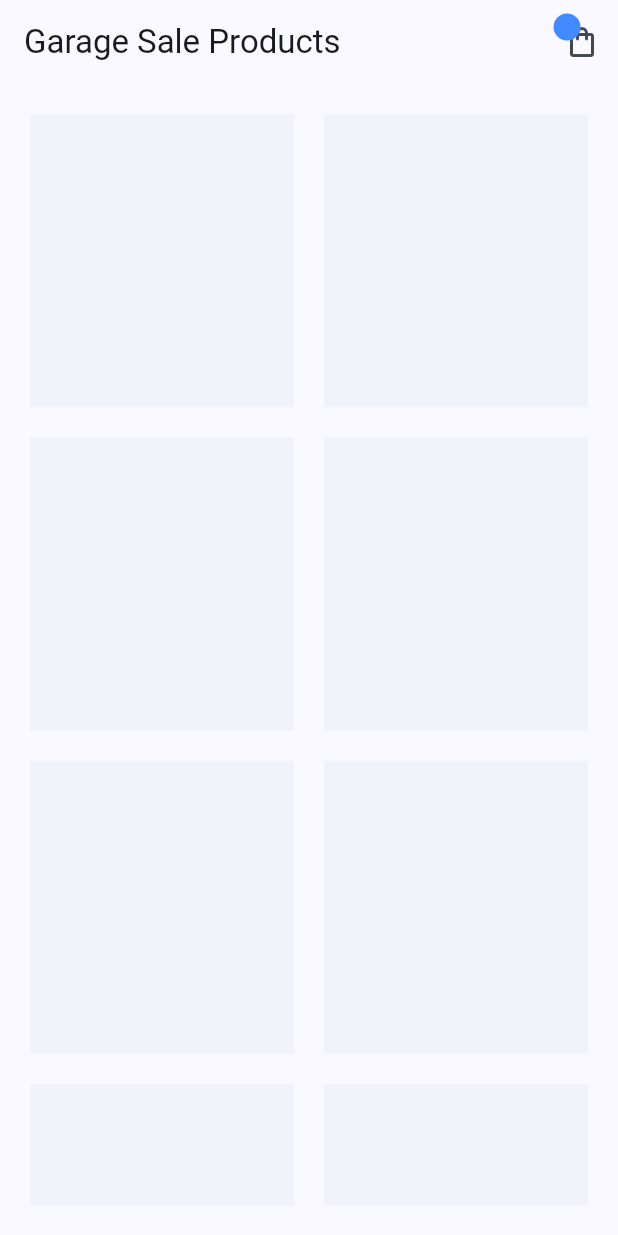
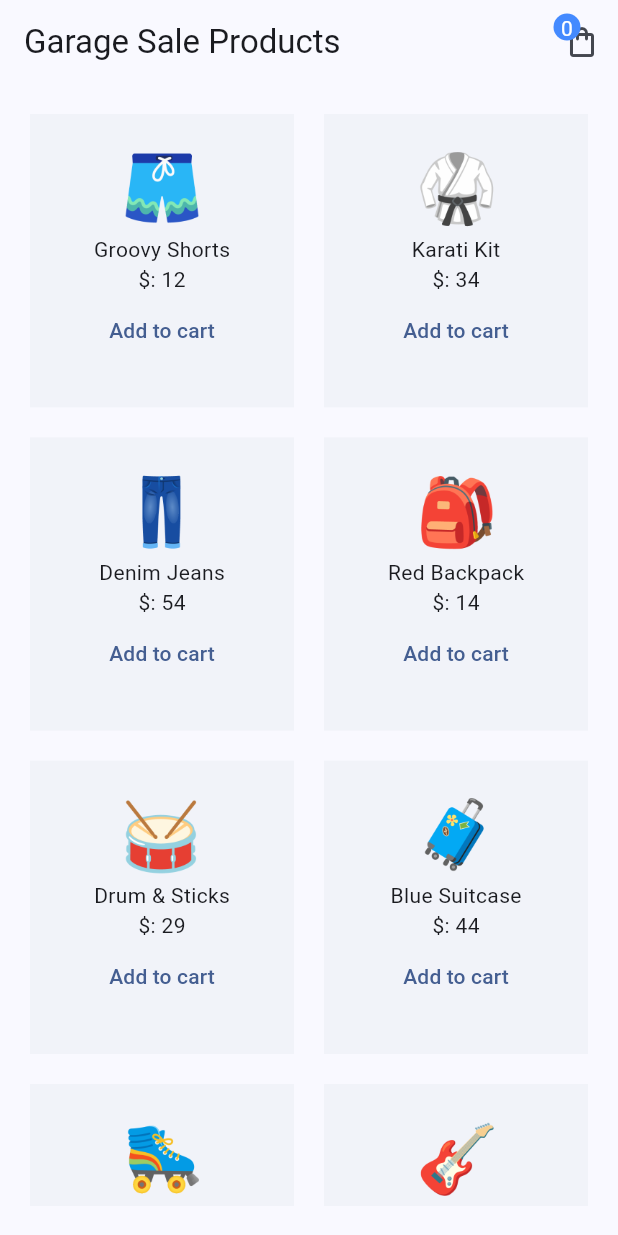
Before and after one commit to Cantuario2/flutter_riverpod, a Flutter app: the screen it shows after launch, on a phone screen of 412 x 824 dp. Run offline on Flutter 3.47's test engine with Material 3 defaults, Android fonts, the phone set to English and light mode, and no system bars; our stand-ins replace flutter_riverpod, riverpod_annotation; generated files the repository leaves out were written again.

Commit message:
20240505_CartStatesAndTotals

```diff
--- a/lib/main.dart
+++ b/lib/main.dart
@@ -1,8 +1,9 @@
 import 'package:flutter/material.dart';
+import 'package:flutter_riverpod/flutter_riverpod.dart';
 import 'package:flutter_riverpod_sample/screens/home/home_screen.dart';
 
 void main() {
-  runApp(const FlutterRiverpod());
+  runApp(const ProviderScope(child: FlutterRiverpod()));
 }
 
 class FlutterRiverpod extends StatelessWidget {
--- a/lib/screens/home/home_screen.dart
+++ b/lib/screens/home/home_screen.dart
@@ -1,11 +1,17 @@
 import 'package:flutter/material.dart';
+import 'package:flutter_riverpod/flutter_riverpod.dart';
+import 'package:flutter_riverpod_sample/providers/cart_provider.dart';
+import 'package:flutter_riverpod_sample/providers/products_provider.dart';
 import 'package:flutter_riverpod_sample/shared/cart_icon.dart';
 
-class HomeScreen extends StatelessWidget {
+class HomeScreen extends ConsumerWidget {
   const HomeScreen({super.key});
 
   @override
-  Widget build(BuildContext context) {
+  Widget build(BuildContext context, WidgetRef ref) {
+    final allProducts = ref.watch(productsProvider);
+    final cartProducts = ref.watch(cartNotifierProvider);
+
     return Scaffold(
       appBar: AppBar(
         title: const Text('Garage Sale Products'),
@@ -14,7 +20,7 @@ class HomeScreen extends StatelessWidget {
       body: Padding(
         padding: const EdgeInsets.all(20),
         child: GridView.builder(
-          itemCount: 8,
+          itemCount: allProducts.length,
           gridDelegate: const SliverGridDelegateWithFixedCrossAxisCount(
             crossAxisCount: 2,
             mainAxisSpacing: 20,
@@ -25,6 +31,35 @@ class HomeScreen extends StatelessWidget {
             return Container(
               padding: const EdgeInsets.all(20),
               color: Colors.blueGrey.withOpacity(0.05),
+              child: Column(
+                children: [
+                  Image.asset(
+                    allProducts[index].image,
+                    width: 60,
+                    height: 60,
+                  ),
+                  Text(allProducts[index].title),
+                  Text('\$: ${allProducts[index].price}'),
+                  if (cartProducts.contains(allProducts[index]))
+                    TextButton(
+                      onPressed: () {
+                        ref
+                            .read(cartNotifierProvider.notifier)
+                            .removeProducts(allProducts[index]);
+                      },
+                      child: const Text('Remove from cart'),
+                    ),
+                  if (!cartProducts.contains(allProducts[index]))
+                    TextButton(
+                      onPressed: () {
+                        ref
+                            .read(cartNotifierProvider.notifier)
+                            .addProduct(allProducts[index]);
+                      },
+                      child: const Text('Add to cart'),
+                    ),
+                ],
+              ),
             );
           },
         ),
--- a/lib/shared/cart_icon.dart
+++ b/lib/shared/cart_icon.dart
@@ -1,11 +1,15 @@
 import 'package:flutter/material.dart';
+import 'package:flutter_riverpod/flutter_riverpod.dart';
+import 'package:flutter_riverpod_sample/providers/cart_provider.dart';
 import 'package:flutter_riverpod_sample/screens/cart/cart_screen.dart';
 
-class CartIcon extends StatelessWidget {
+class CartIcon extends ConsumerWidget {
   const CartIcon({super.key});
 
   @override
-  Widget build(BuildContext context) {
+  Widget build(BuildContext context, WidgetRef ref) {
+    final numberOfItemsInCart = ref.watch(cartNotifierProvider).length;
+
     return Stack(
       children: [
         IconButton(
@@ -27,6 +31,10 @@ class CartIcon extends StatelessWidget {
               borderRadius: BorderRadius.circular(10),
               color: Colors.blueAccent,
             ),
+            child: Text(
+              numberOfItemsInCart.toString(),
+              style: const TextStyle(color: Colors.white),
+            ),
           ),
         ),
       ],
```
Also changed, not shown: lib/providers/cart_provider.dart (added, +46 -0 lines), lib/providers/products_provider.dart (+13 -4 lines), lib/screens/cart/cart_screen.dart (+33 -5 lines), pubspec.yaml (+5 -3 lines), lib/providers/cart_provider.g.dart (added), lib/providers/products_provider.g.dart (added), pubspec.lock.
